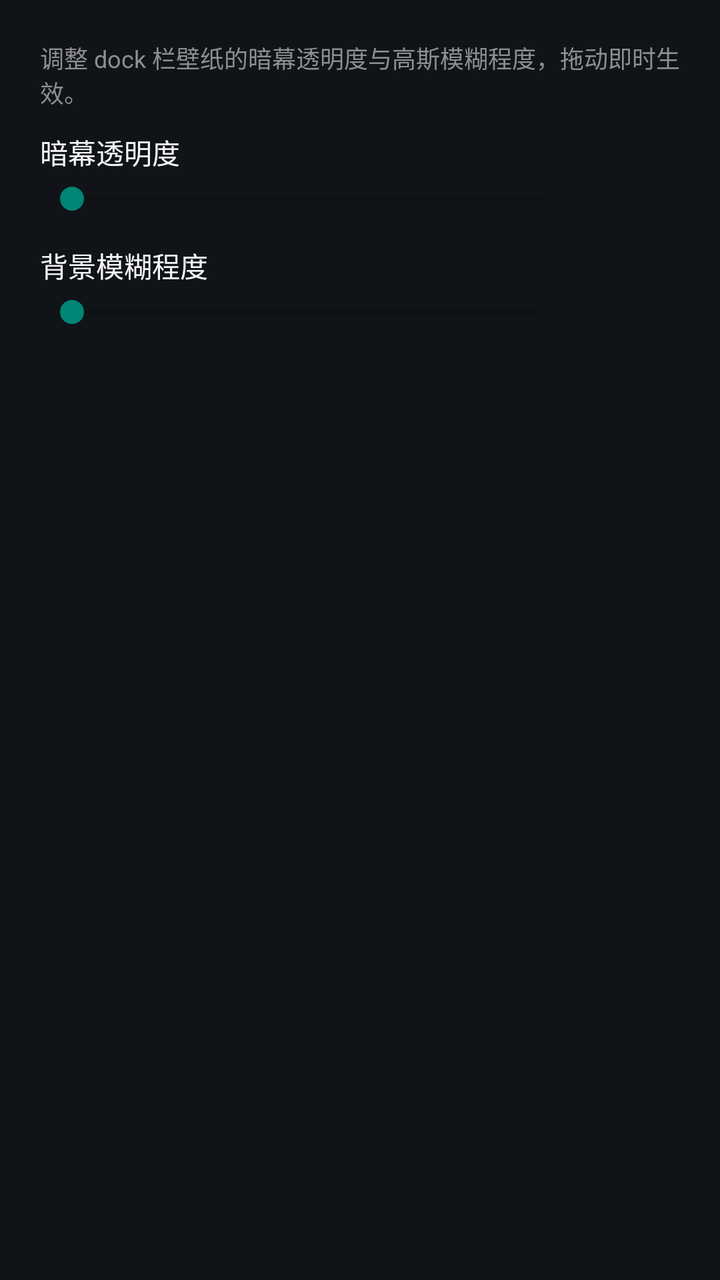
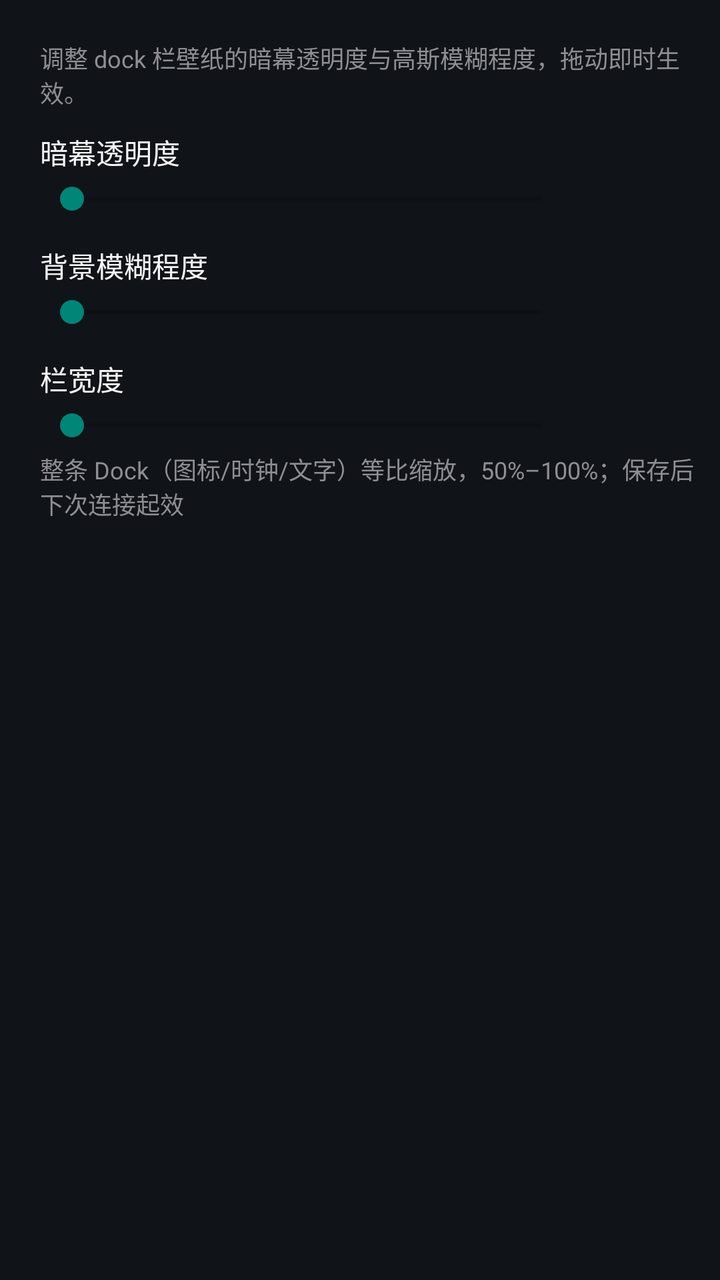

The first picture is an Android layout as it rendered before a commit; the second is the same layout after the commit. The layout source and the unified diff follow.
<!-- AndroidManifest.xml: application theme Theme.CarPlaySender -->
<!-- res/layout/fragment_panel_dock.xml -->
<?xml version="1.0" encoding="utf-8"?>
<LinearLayout xmlns:android="http://schemas.android.com/apk/res/android"
    android:layout_width="match_parent"
    android:layout_height="match_parent"
    android:orientation="vertical"
    android:paddingLeft="20dp"
    android:paddingRight="13dp"
    android:paddingTop="14dp"
    android:paddingBottom="10dp">

    <TextView
        android:layout_width="match_parent"
        android:layout_height="wrap_content"
        android:layout_marginTop="6dp"
        android:layout_marginBottom="11dp"
        android:text="调整 dock 栏壁纸的暗幕透明度与高斯模糊程度，拖动即时生效。"
        android:textColor="#FF8E8E93"
        android:textSize="12sp" />

    <TextView
        android:layout_width="wrap_content"
        android:layout_height="wrap_content"
        android:text="暗幕透明度"
        android:textColor="#FFF5F5F7"
        android:textSize="14sp" />

    <LinearLayout
        android:layout_width="match_parent"
        android:layout_height="wrap_content"
        android:layout_marginTop="4dp"
        android:gravity="center_vertical"
        android:orientation="horizontal">

        <SeekBar
            android:id="@+id/dockScrimSeek"
            android:layout_width="0dp"
            android:layout_height="wrap_content"
            android:layout_weight="1"
            android:max="100" />

        <TextView
            android:id="@+id/dockScrimValue"
            android:layout_width="52dp"
            android:layout_height="wrap_content"
            android:layout_marginLeft="8dp"
            android:gravity="right"
            android:textColor="#FF8E8E93"
            android:textSize="12sp" />
    </LinearLayout>

    <TextView
        android:layout_width="wrap_content"
        android:layout_height="wrap_content"
        android:layout_marginTop="14dp"
        android:text="背景模糊程度"
        android:textColor="#FFF5F5F7"
        android:textSize="14sp" />

    <LinearLayout
        android:layout_width="match_parent"
        android:layout_height="wrap_content"
        android:layout_marginTop="4dp"
        android:gravity="center_vertical"
        android:orientation="horizontal">

        <SeekBar
            android:id="@+id/dockBlurSeek"
            android:layout_width="0dp"
            android:layout_height="wrap_content"
            android:layout_weight="1"
            android:max="100" />

        <TextView
            android:id="@+id/dockBlurValue"
            android:layout_width="52dp"
            android:layout_height="wrap_content"
            android:layout_marginLeft="8dp"
            android:gravity="right"
            android:textColor="#FF8E8E93"
            android:textSize="12sp" />
    </LinearLayout>
</LinearLayout>
<!-- resources referenced by this layout -->
<resources>
  <style name="Theme.CarPlaySender" parent="Theme.AppCompat.DayNight.NoActionBar">
          <item name="android:statusBarColor">#000000</item>
          <item name="android:navigationBarColor">#000000</item>
          <item name="android:windowLightStatusBar">false</item>
          <item name="android:windowLightNavigationBar">false</item>
          <item name="android:colorBackground">#101418</item>
      </style>
</resources>

<!-- the commit's change to res/layout/fragment_panel_dock.xml (unified diff, before → after) -->
@@ -79,4 +79,44 @@
             android:textColor="#FF8E8E93"
             android:textSize="12sp" />
     </LinearLayout>
+
+    <TextView
+        android:layout_width="wrap_content"
+        android:layout_height="wrap_content"
+        android:layout_marginTop="14dp"
+        android:text="栏宽度"
+        android:textColor="#FFF5F5F7"
+        android:textSize="14sp" />
+
+    <LinearLayout
+        android:layout_width="match_parent"
+        android:layout_height="wrap_content"
+        android:layout_marginTop="4dp"
+        android:gravity="center_vertical"
+        android:orientation="horizontal">
+
+        <SeekBar
+            android:id="@+id/dockWidthSeek"
+            android:layout_width="0dp"
+            android:layout_height="wrap_content"
+            android:layout_weight="1"
+            android:max="10" />
+
+        <TextView
+            android:id="@+id/dockWidthValue"
+            android:layout_width="52dp"
+            android:layout_height="wrap_content"
+            android:layout_marginLeft="8dp"
+            android:gravity="right"
+            android:textColor="#FF8E8E93"
+            android:textSize="12sp" />
+    </LinearLayout>
+
+    <TextView
+        android:layout_width="match_parent"
+        android:layout_height="wrap_content"
+        android:layout_marginTop="4dp"
+        android:text="整条 Dock（图标/时钟/文字）等比缩放，50%–100%；保存后下次连接起效"
+        android:textColor="#FF8E8E93"
+        android:textSize="12sp" />
 </LinearLayout>
